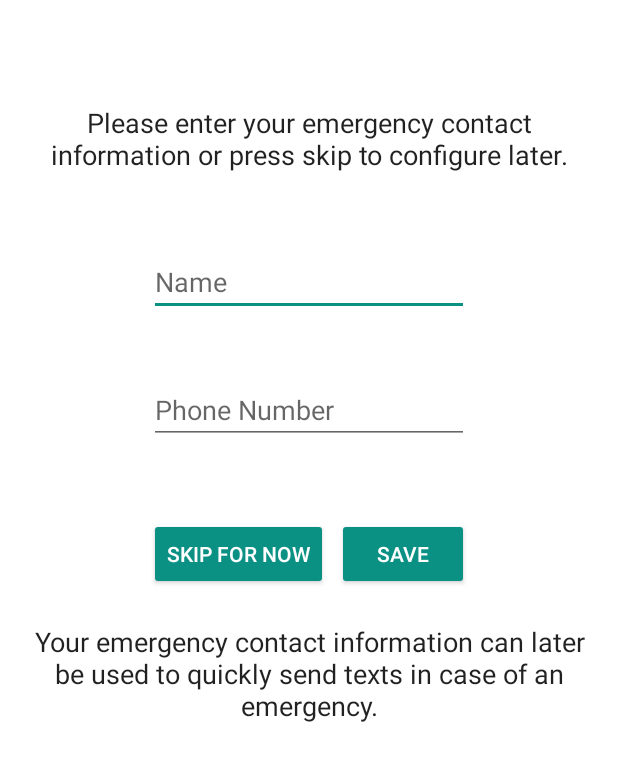
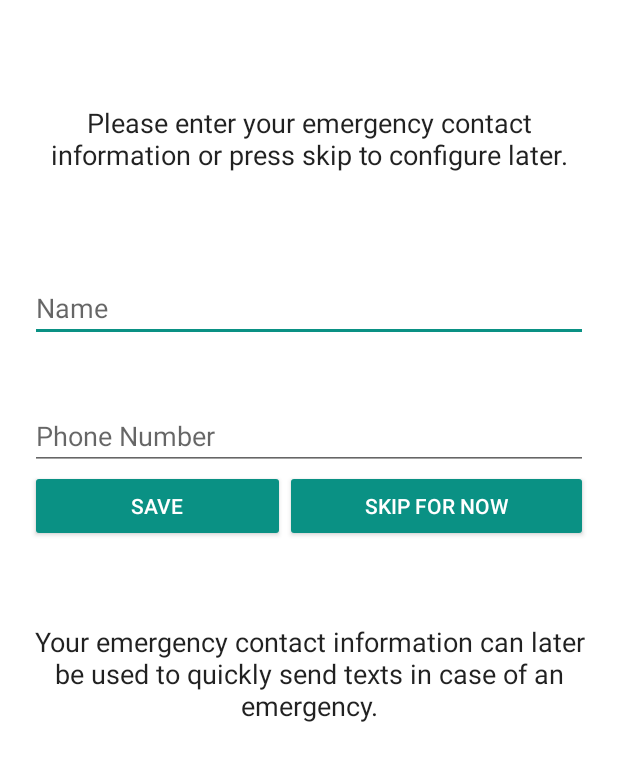
Before and after one commit to walshmryan/591-Group-Project, an Android app: the layout fragment_ice_create.xml on its own in the app's theme, with its tools: preview values and no code run, on a phone screen of 412 x 824 dp. Shown: the top 761 px of the screen. Run offline under Robolectric (Android 15) with nearby library versions, the phone set to English and light mode, and no system bars.

Commit message:
layout stuff

```diff
--- a/GotYourBAC/src/main/res/layout/fragment_ice_create.xml
+++ b/GotYourBAC/src/main/res/layout/fragment_ice_create.xml
@@ -11,20 +11,33 @@
     android:background="@android:color/white">
 
 
+    <ScrollView
+        android:layout_width="match_parent"
+        android:layout_height="wrap_content"
+        android:id="@+id/scrollView2"
+        android:layout_below="@+id/iceCreateOption"
+        android:layout_alignParentStart="true"
+        android:layout_marginTop="17dp">
+
+        <LinearLayout
+            android:layout_width="match_parent"
+            android:layout_height="match_parent"
+            android:orientation="vertical">
+
             <EditText
                 android:id="@+id/name"
-        android:layout_width="wrap_content"
+                android:layout_width="match_parent"
                 android:layout_height="wrap_content"
+                android:layout_below="@+id/iceCreateOption"
+                android:layout_centerHorizontal="true"
                 android:layout_marginTop="50dp"
                 android:ems="10"
                 android:hint="Name"
-        android:inputType="textPersonName"
-        android:layout_below="@+id/iceCreateOption"
-        android:layout_centerHorizontal="true" />
+                android:inputType="textPersonName" />
 
             <EditText
                 android:id="@+id/number"
-        android:layout_width="wrap_content"
+                android:layout_width="match_parent"
                 android:layout_height="wrap_content"
                 android:layout_alignStart="@+id/name"
                 android:layout_below="@+id/name"
@@ -32,6 +45,32 @@
                 android:ems="10"
                 android:hint="Phone Number"
                 android:inputType="phone" />
+
+            <LinearLayout
+                android:layout_width="match_parent"
+                android:layout_height="match_parent"
+                android:orientation="horizontal">
+
+                <Button
+                    android:id="@+id/save"
+                    style="@style/Widget.AppCompat.Button.Colored"
+                    android:layout_width="wrap_content"
+                    android:layout_height="wrap_content"
+                    android:layout_weight="1"
+                    android:text="Save" />
+
+                <Button
+                    android:id="@+id/skip"
+                    style="@style/Widget.AppCompat.Button.Colored"
+                    android:layout_width="wrap_content"
+                    android:layout_height="wrap_content"
+                    android:layout_weight="1"
+                    android:text="Skip for now"
+                    android:textAlignment="center" />
+            </LinearLayout>
+
+        </LinearLayout>
+    </ScrollView>
 
     <TextView
         android:id="@+id/iceCreateOption"
@@ -44,37 +83,15 @@
         android:layout_alignParentTop="true"
         android:layout_alignParentStart="true" />
 
-    <Button
-        android:id="@+id/save"
-        android:layout_width="wrap_content"
-        android:layout_height="wrap_content"
-        android:text="Save"
-        style="@style/Widget.AppCompat.Button.Colored"
-        android:layout_alignBaseline="@+id/skip"
-        android:layout_alignBottom="@+id/skip"
-        android:layout_alignEnd="@+id/number" />
-
-    <Button
-        android:id="@+id/skip"
-        android:layout_width="wrap_content"
-        android:layout_height="wrap_content"
-        android:elevation="0dp"
-        style="@style/Widget.AppCompat.Button.Colored"
-        android:text="Skip for now"
-        android:textAlignment="center"
-        android:layout_marginTop="49dp"
-        android:layout_below="@+id/number"
-        android:layout_alignStart="@+id/number" />
-
     <TextView
         android:id="@+id/iceCreateDescription"
         android:layout_width="wrap_content"
         android:layout_height="wrap_content"
-        android:layout_alignParentStart="true"
-        android:layout_below="@+id/save"
-        android:layout_marginTop="22dp"
         android:text="@string/ice_create_description"
         android:textAlignment="center"
-        android:textAppearance="@style/SubHeading" />
+        android:textAppearance="@style/SubHeading"
+        android:layout_below="@+id/scrollView2"
+        android:layout_alignParentStart="true"
+        android:layout_marginTop="54dp" />
 
 </RelativeLayout>
```
Lines whose indentation alone changed are shown as unchanged.
